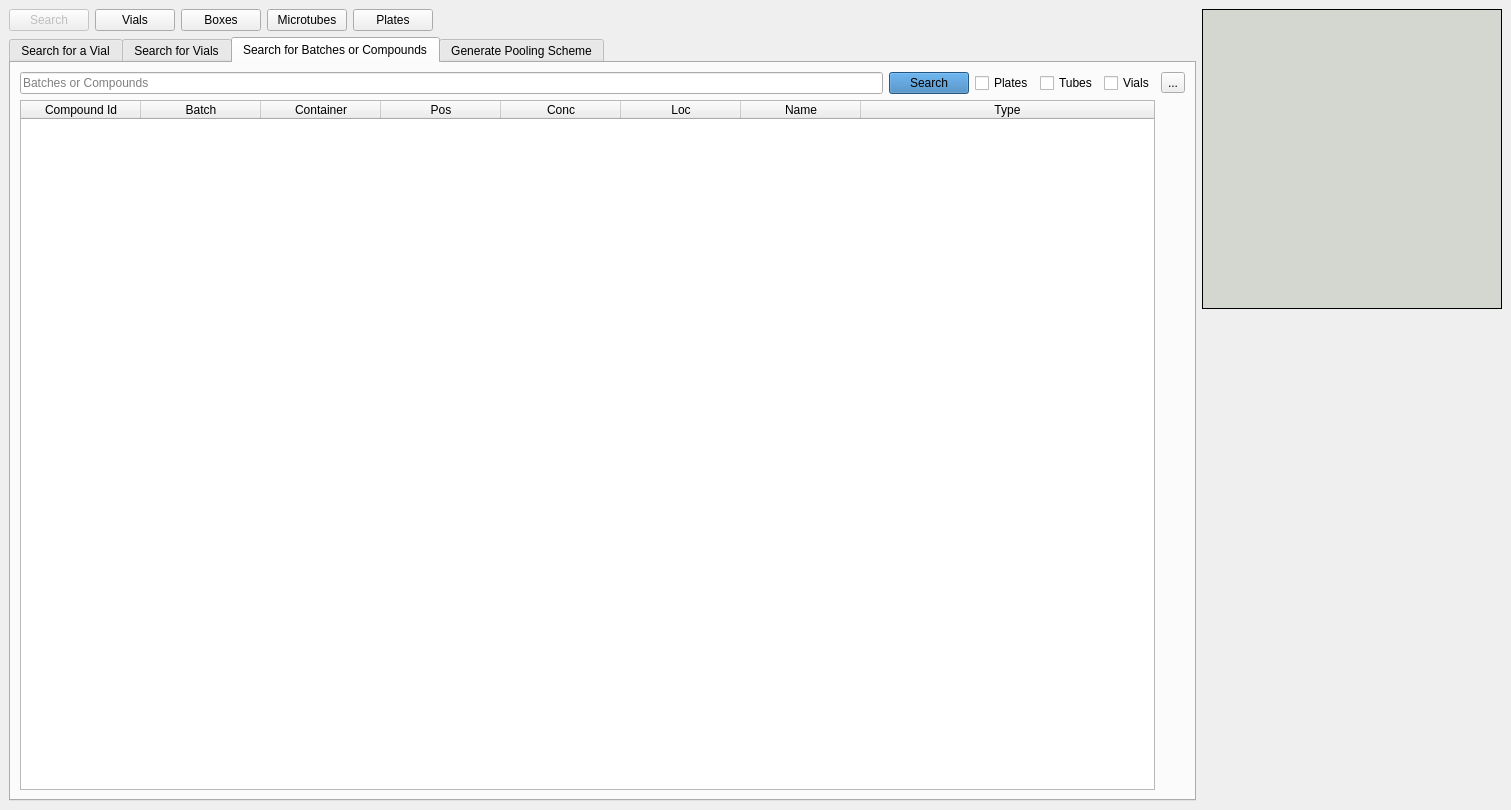
dahlbma/cello, file frontend/assets/searchwindow.ui: the form before one commit.
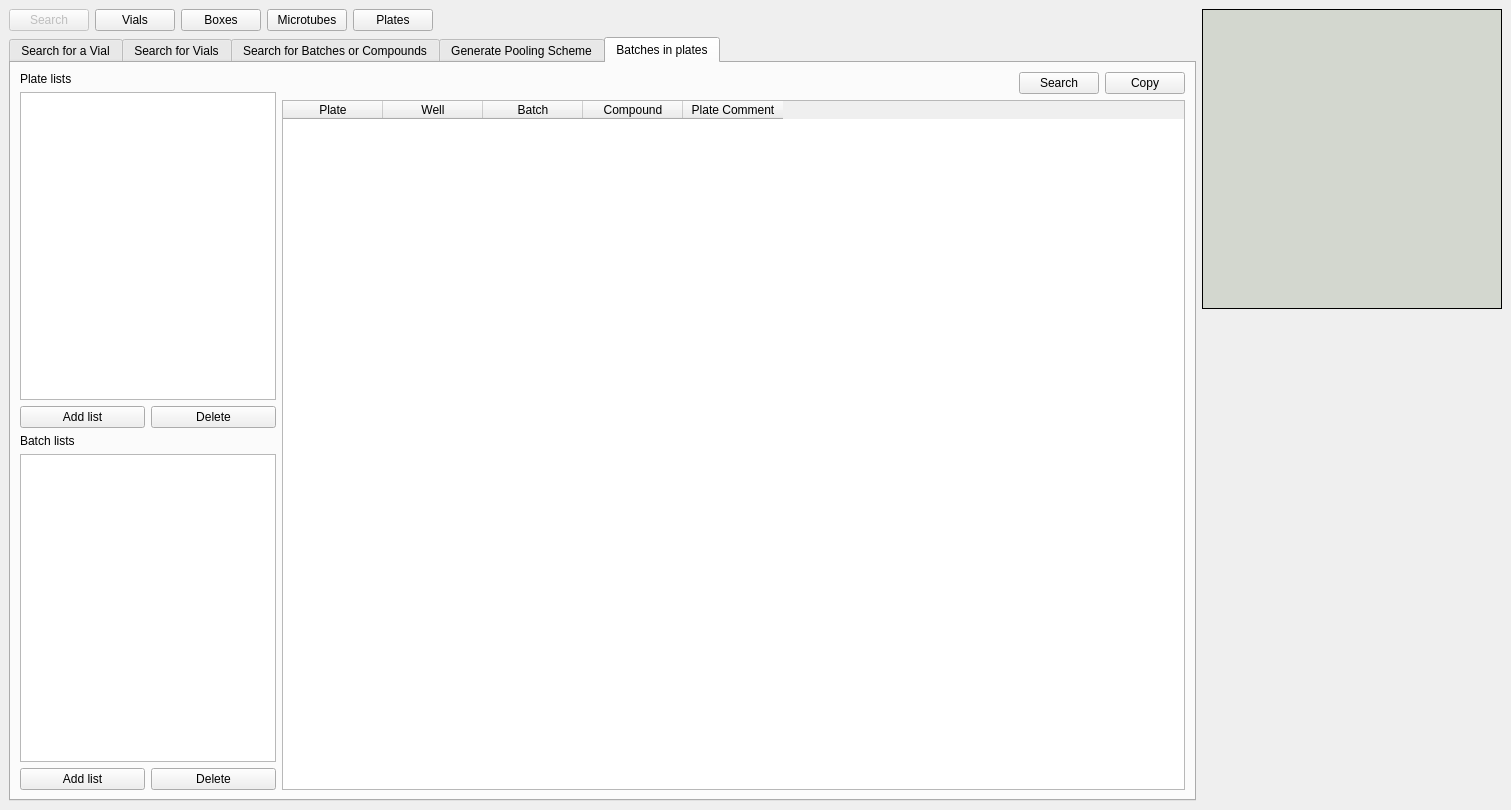
The form after the commit.

Commit message: Add new search tab

The edit to the form file:
```diff
--- a/frontend/assets/searchwindow.ui
+++ b/frontend/assets/searchwindow.ui
@@ -77,7 +77,7 @@
       <item row="1" column="0" colspan="6">
        <widget class="QTabWidget" name="search_tab_wg">
         <property name="currentIndex">
-         <number>2</number>
+         <number>4</number>
         </property>
         <widget class="QWidget" name="onevial_search_tab">
          <attribute name="title">
@@ -1022,6 +1022,152 @@
           </item>
          </layout>
         </widget>
+        <widget class="QWidget" name="batchesInPlates">
+         <attribute name="title">
+          <string>Batches in plates</string>
+         </attribute>
+         <layout class="QVBoxLayout" name="verticalLayout_10">
+          <item>
+           <layout class="QFormLayout" name="formLayout">
+            <item row="0" column="0">
+             <layout class="QVBoxLayout" name="verticalLayout_8">
+              <item>
+               <layout class="QVBoxLayout" name="verticalLayout_7">
+                <item>
+                 <widget class="QLabel" name="label_9">
+                  <property name="text">
+                   <string>Plate lists</string>
+                  </property>
+                 </widget>
+                </item>
+                <item>
+                 <widget class="QListWidget" name="platesList"/>
+                </item>
+                <item>
+                 <layout class="QHBoxLayout" name="horizontalLayout_11">
+                  <item>
+                   <widget class="QPushButton" name="createPlateList">
+                    <property name="text">
+                     <string>Add list</string>
+                    </property>
+                   </widget>
+                  </item>
+                  <item>
+                   <widget class="QPushButton" name="deletePlateList">
+                    <property name="text">
+                     <string>Delete</string>
+                    </property>
+                   </widget>
+                  </item>
+                 </layout>
+                </item>
+               </layout>
+              </item>
+              <item>
+               <layout class="QVBoxLayout" name="verticalLayout_6">
+                <item>
+                 <widget class="QLabel" name="label_10">
+                  <property name="text">
+                   <string>Batch lists</string>
+                  </property>
+                 </widget>
+                </item>
+                <item>
+                 <widget class="QListWidget" name="batchesList"/>
+                </item>
+                <item>
+                 <layout class="QHBoxLayout" name="horizontalLayout_10">
+                  <item>
+                   <widget class="QPushButton" name="createBatchList">
+                    <property name="text">
+                     <string>Add list</string>
+                    </property>
+                   </widget>
+                  </item>
+                  <item>
+                   <widget class="QPushButton" name="deleteBatchList">
+                    <property name="text">
+                     <string>Delete</string>
+                    </property>
+                   </widget>
+                  </item>
+                 </layout>
+                </item>
+               </layout>
+              </item>
+             </layout>
+            </item>
+            <item row="0" column="1">
+             <layout class="QVBoxLayout" name="verticalLayout_9">
+              <item>
+               <layout class="QHBoxLayout" name="horizontalLayout_12">
+                <item>
+                 <spacer name="horizontalSpacer_10">
+                  <property name="orientation">
+                   <enum>Qt::Horizontal</enum>
+                  </property>
+                  <property name="sizeHint" stdset="0">
+                   <size>
+                    <width>40</width>
+                    <height>20</height>
+                   </size>
+                  </property>
+                 </spacer>
+                </item>
+                <item>
+                 <widget class="QPushButton" name="searchBatchesInPlates_btn">
+                  <property name="text">
+                   <string>Search</string>
+                  </property>
+                 </widget>
+                </item>
+                <item>
+                 <widget class="QPushButton" name="copyBatchesInPlates_btn">
+                  <property name="toolTip">
+                   <string>&lt;html&gt;&lt;head/&gt;&lt;body&gt;&lt;p&gt;Copy to clipboard&lt;/p&gt;&lt;/body&gt;&lt;/html&gt;</string>
+                  </property>
+                  <property name="text">
+                   <string>Copy</string>
+                  </property>
+                 </widget>
+                </item>
+               </layout>
+              </item>
+              <item>
+               <widget class="QTableWidget" name="batchesInPlates_tab">
+                <column>
+                 <property name="text">
+                  <string>Plate</string>
+                 </property>
+                </column>
+                <column>
+                 <property name="text">
+                  <string>Well</string>
+                 </property>
+                </column>
+                <column>
+                 <property name="text">
+                  <string>Batch</string>
+                 </property>
+                </column>
+                <column>
+                 <property name="text">
+                  <string>Compound</string>
+                 </property>
+                </column>
+                <column>
+                 <property name="text">
+                  <string>Plate Comment</string>
+                 </property>
+                </column>
+               </widget>
+              </item>
+             </layout>
+            </item>
+           </layout>
+          </item>
+         </layout>
+        </widget>
        </widget>
       </item>
      </layout>
```
Left out of the diff: 28 changed lines with no effect on the pictures.
